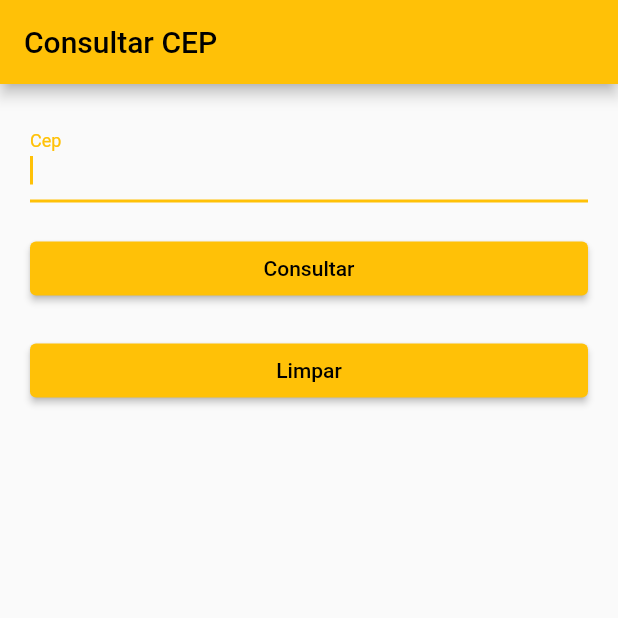
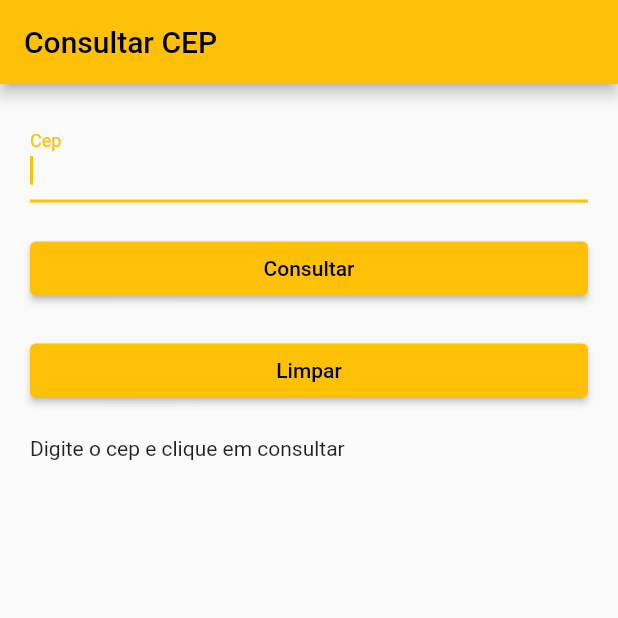
Before and after one commit to pedrinfreitas/flutter-busca-cep, a Flutter app: the screen it shows after launch, on a phone screen of 412 x 824 dp, the top half of it. Run offline on Flutter 3.47's test engine with Material 2 defaults, Android fonts, the phone set to English and light mode, and no system bars.

Commit message:
feat: textField dados do cep

```diff
--- a/lib/views/home_page.dart
+++ b/lib/views/home_page.dart
@@ -1,3 +1,5 @@
+import 'dart:convert';
+
 import 'package:app_cep_turma/services/via_cep_service.dart';
 import 'package:flutter/material.dart';
 
@@ -13,6 +15,7 @@ class _HomePageState extends State<HomePage> {
   bool _loading = false;
   bool _enableField = true;
   String? _result;
+  dynamic? responseData;
 
   @override
   void dispose() {
@@ -96,6 +99,7 @@ class _HomePageState extends State<HomePage> {
 
     setState(() {
       _result = resultCep.toJson();
+      responseData = jsonDecode(resultCep.toJson());
     });
 
     _searching(false);
@@ -107,15 +111,57 @@ class _HomePageState extends State<HomePage> {
     setState(() {
       _searchCepController.text = '';
       _result = '';
+      responseData = null;
     });
 
     _searching(false);
   }
 
   Widget _buildResultForm() {
+    String mensagem = "Digite o cep e clique em consultar";
+    if (responseData != null) {
+      return Column(children: [
+        TextField(
+          decoration: const InputDecoration(labelText: 'CEP'),
+          controller: TextEditingController(text: responseData['cep']),
+        ),
+        TextField(
+          decoration: const InputDecoration(labelText: 'Logradouro'),
+          controller: TextEditingController(text: responseData['logradouro']),
+        ),
+        TextField(
+          decoration: const InputDecoration(labelText: 'Complemento'),
+          controller: TextEditingController(text: responseData['complemento']),
+        ),
+        TextField(
+          decoration: const InputDecoration(labelText: 'Bairro'),
+          controller: TextEditingController(text: responseData['bairro']),
+        ),
+        TextField(
+          decoration: const InputDecoration(labelText: 'Localidade'),
+          controller: TextEditingController(text: responseData['localidade']),
+        ),
+        TextField(
+          decoration: const InputDecoration(labelText: 'UF'),
+          controller: TextEditingController(text: responseData['uf']),
+        ),
+        TextField(
+          decoration: const InputDecoration(labelText: 'IBGE'),
+          controller: TextEditingController(text: responseData['ibge']),
+        ),
+        TextField(
+          decoration: const InputDecoration(labelText: 'GIA'),
+          controller: TextEditingController(text: responseData['gia']),
+        ),
+      ]);
+    }
     return Container(
       padding: const EdgeInsets.only(top: 20.0),
-      child: Text(_result ?? ''),
+      child: Text(mensagem),
     );
   }
+
+  // return Container(
+  //     padding: const EdgeInsets.only(top: 20.0),
+  //     child: Text(_result ?? ''),
 }
```
